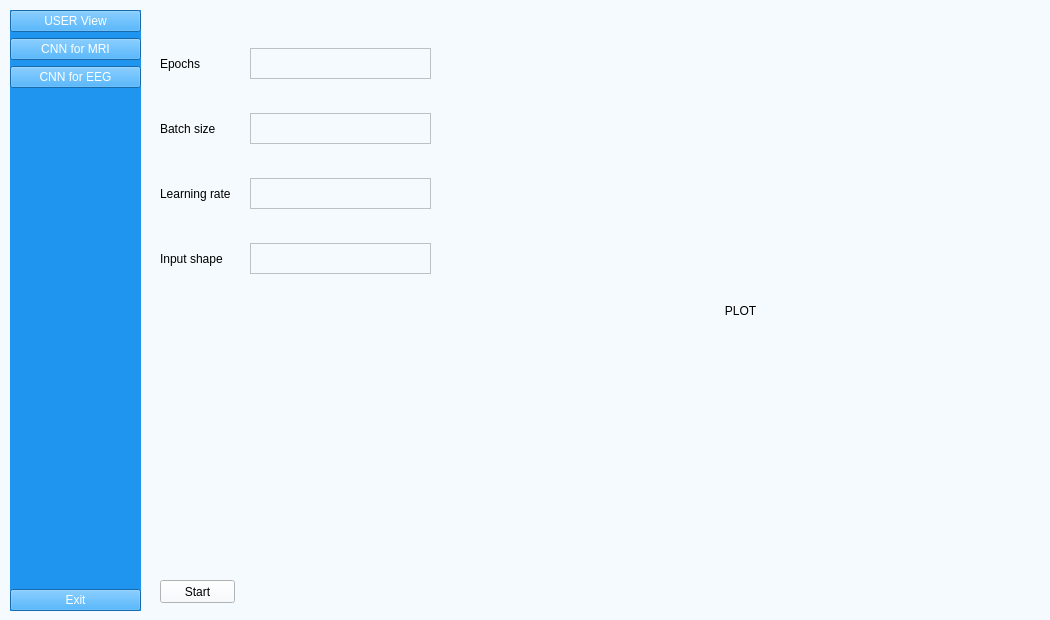
Qt form UI/aUI_projekt_GAN.ui (matimusial/ADHDPredictorApp) before a commit.
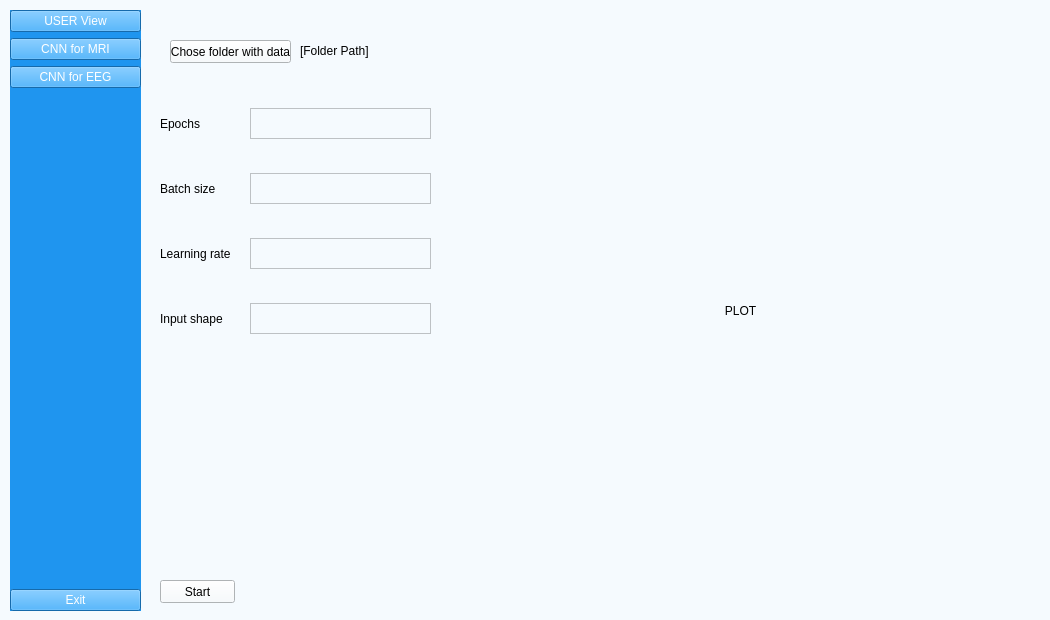
The same form after that commit.

```diff
--- a/UI/aUI_projekt_GAN.ui
+++ b/UI/aUI_projekt_GAN.ui
@@ -156,7 +156,7 @@
      <property name="geometry">
       <rect>
        <x>10</x>
-       <y>10</y>
+       <y>70</y>
        <width>271</width>
        <height>285</height>
       </rect>
@@ -272,6 +272,32 @@
       </item>
      </layout>
     </widget>
+    <widget class="QPushButton" name="folder_explore">
+     <property name="geometry">
+      <rect>
+       <x>20</x>
+       <y>30</y>
+       <width>121</width>
+       <height>23</height>
+      </rect>
+     </property>
+     <property name="text">
+      <string>Chose folder with data</string>
+     </property>
+    </widget>
+    <widget class="QLabel" name="path_label">
+     <property name="geometry">
+      <rect>
+       <x>150</x>
+       <y>30</y>
+       <width>141</width>
+       <height>21</height>
+      </rect>
+     </property>
+     <property name="text">
+      <string>[Folder Path]</string>
+     </property>
+    </widget>
    </widget>
   </widget>
  </widget>
```
